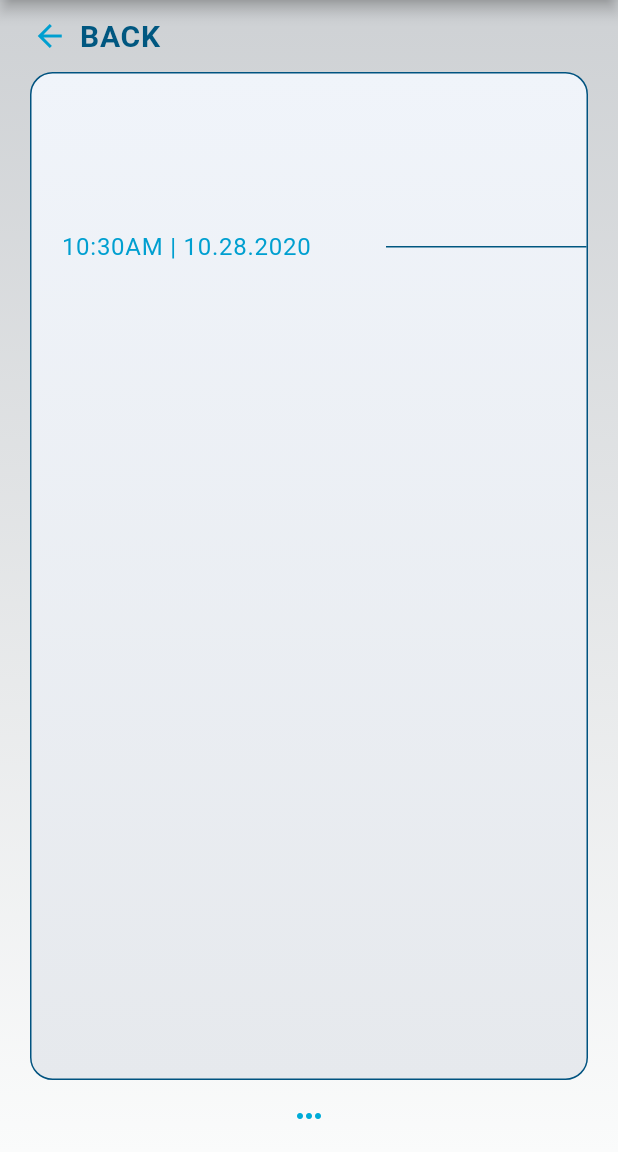
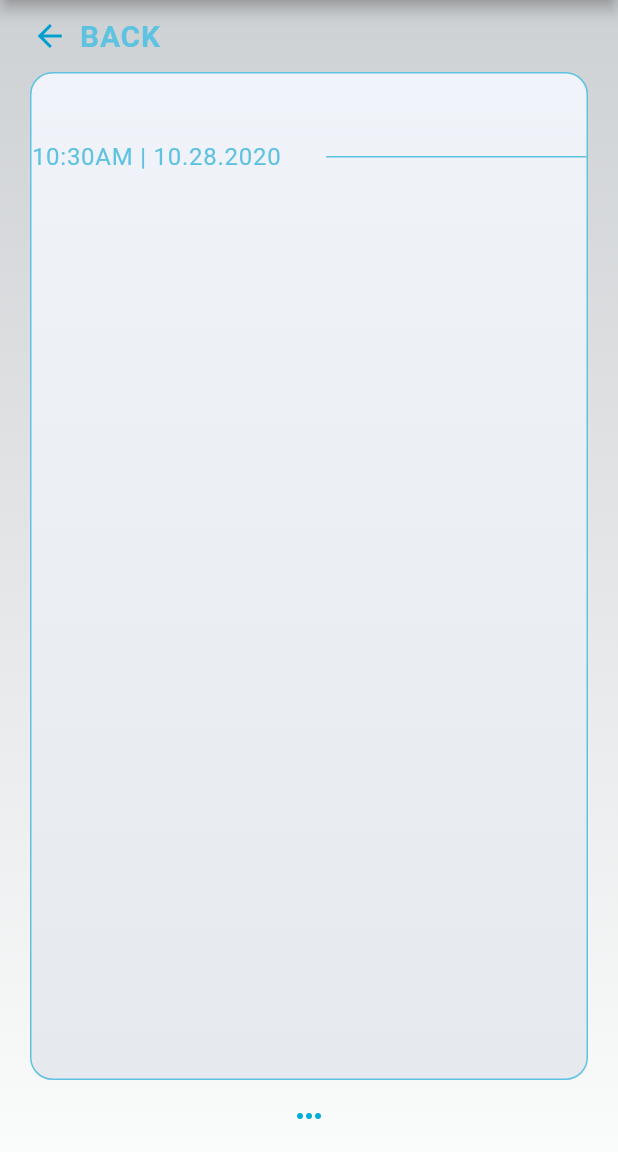
Before and after one commit to femi-oz/be-still, a Flutter app: the PrayerDetails screen opened directly with empty values, on a phone screen of 412 x 824 dp, the part 84-1236 px from its top. Run offline on Flutter 3.47's test engine with Material 2 defaults, Android fonts, the phone set to English and light mode, and no system bars; our stand-ins replace cloud_firestore, device_info, firebase_auth, flutter_spinkit, get_it, rxdart and 1 more; accounts and stored records are empty.

Commit message:
updated color

```diff
--- a/lib/screens/prayer_details/prayer_details_screen.dart
+++ b/lib/screens/prayer_details/prayer_details_screen.dart
@@ -113,7 +113,7 @@ class _PrayerDetailsState extends State<PrayerDetails> {
                             label: Text(
                               'BACK',
                               style: AppTextStyles.boldText20.copyWith(
-                                color: AppColors.getAppBarColor(
+                                color: AppColors.getPrayerPrimaryColor(
                                     _themeProvider.isDarkModeEnabled),
                               ),
                             ),
@@ -153,7 +153,8 @@ class _PrayerDetailsState extends State<PrayerDetails> {
                                 _themeProvider.isDarkModeEnabled),
                           ),
                           border: Border.all(
-                            color: AppColors.darkBlue2,
+                            color: AppColors.getPrayerPrimaryColor(
+                                _themeProvider.isDarkModeEnabled),
                             width: 1,
                           ),
                           borderRadius: BorderRadius.circular(15),
--- a/lib/screens/prayer_details/widgets/no_update_view.dart
+++ b/lib/screens/prayer_details/widgets/no_update_view.dart
@@ -19,12 +19,13 @@ class NoUpdateView extends StatelessWidget {
         // TODO
         prayer.groupId != '0'
             ? Container(
-                padding: EdgeInsets.all(20),
                 margin: EdgeInsets.only(bottom: 20),
                 child: Text(
                   prayer.createdBy,
                   style: AppTextStyles.regularText18b.copyWith(
-                      color: AppColors.lightBlue4, fontWeight: FontWeight.w500),
+                      color: AppColors.getPrayerPrimaryColor(
+                          _themeProvider.isDarkModeEnabled),
+                      fontWeight: FontWeight.w500),
                   textAlign: TextAlign.left,
                 ),
               )
@@ -33,14 +34,14 @@ class NoUpdateView extends StatelessWidget {
           mainAxisAlignment: MainAxisAlignment.spaceBetween,
           children: <Widget>[
             Container(
-              padding: EdgeInsets.all(20),
               margin: EdgeInsets.only(right: 30),
               child: Row(
                 children: <Widget>[
                   Text(
                     DateFormat('hh:mma | MM.dd.yyyy').format(prayer.createdOn),
                     style: AppTextStyles.regularText16.copyWith(
-                      color: AppColors.lightBlue4,
+                      color: AppColors.getPrayerPrimaryColor(
+                          _themeProvider.isDarkModeEnabled),
                     ),
                   ),
                 ],
@@ -48,7 +49,7 @@ class NoUpdateView extends StatelessWidget {
             ),
             Expanded(
               child: Divider(
-                color: AppColors.getAppBarColor(
+                color: AppColors.getPrayerPrimaryColor(
                   _themeProvider.isDarkModeEnabled,
                 ),
                 thickness: 1,
--- a/lib/utils/essentials.dart
+++ b/lib/utils/essentials.dart
@@ -68,17 +68,17 @@ class AppColors {
     return retVal;
   }
 
-  static Color getMenuTitleColor(bool isDarkMode) {
+  static Color getPrayerPrimaryColor(bool isDarkMode) {
     Color retVal;
     switch (isDarkMode) {
       case true:
-        retVal = const Color(0xFF002D4B);
+        retVal = const Color(0xFF014E75);
         break;
       case false:
-        retVal = const Color(0xFF005780);
+        retVal = const Color(0xFF5EC2E1);
         break;
       default:
-        retVal = const Color(0xFF005780);
+        retVal = const Color(0xFF5EC2E1);
 
         break;
     }
```
Also changed, not shown: lib/screens/prayer_details/widgets/update_view.dart (+6 -5 lines).
